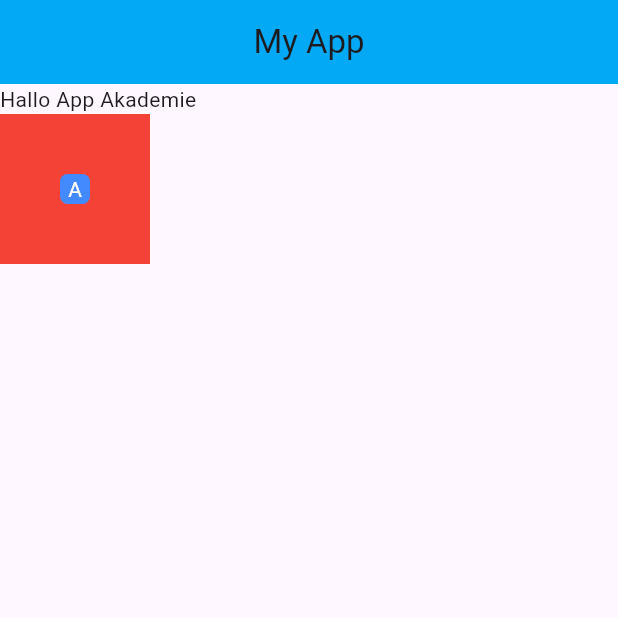
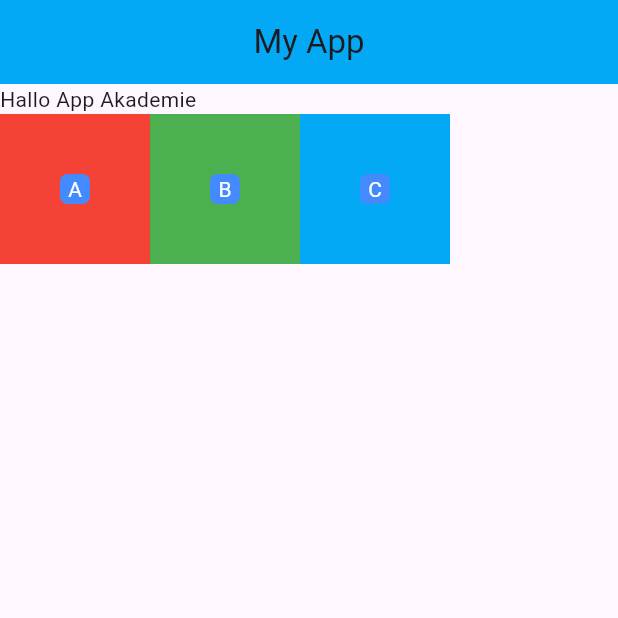
Before and after one commit to goldenshoes001/app-akademie, a Flutter app: the screen it shows after launch, on a phone screen of 412 x 824 dp, the top half of it. Run offline on Flutter 3.47's test engine with Material 3 defaults, Android fonts, the phone set to English and light mode, and no system bars.

Commit message:
aufgabe von heute

```diff
--- a/lib/main.dart
+++ b/lib/main.dart
@@ -42,6 +42,46 @@ class MainApp extends StatelessWidget {
                     ),
                   ),
                 ),
+
+                Container(
+                  width: 100,
+                  height: 100,
+                  color: Colors.green,
+
+                  child: Center(
+                    child: Container(
+                      width: 20,
+                      height: 20,
+                      decoration: BoxDecoration(
+                        borderRadius: BorderRadius.circular(5),
+                        color: Colors.blueAccent,
+                      ),
+                      child: Center(
+                        child: Text("B", style: TextStyle(color: Colors.white)),
+                      ),
+                    ),
+                  ),
+                ),
+
+                Container(
+                  width: 100,
+                  height: 100,
+                  color: Colors.lightBlue,
+
+                  child: Center(
+                    child: Container(
+                      width: 20,
+                      height: 20,
+                      decoration: BoxDecoration(
+                        borderRadius: BorderRadius.circular(5),
+                        color: Colors.blueAccent,
+                      ),
+                      child: Center(
+                        child: Text("C", style: TextStyle(color: Colors.white)),
+                      ),
+                    ),
+                  ),
+                ),
               ],
             ),
           ],
```
